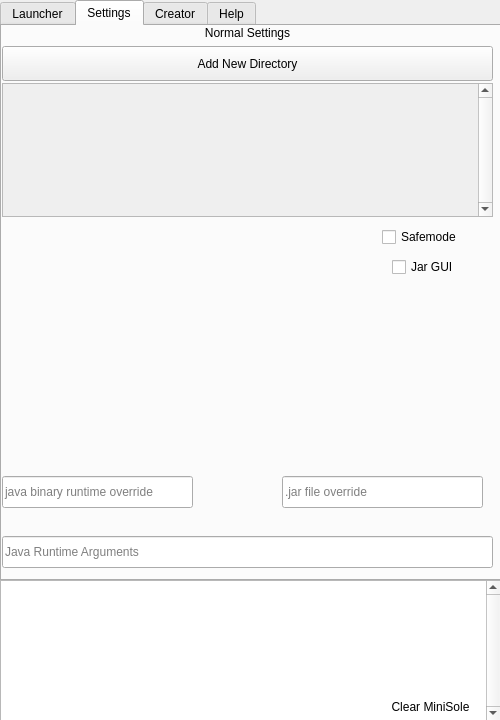
Before: the Qt Designer form Internals/Super Internals/JavierUI.ui in Neeko-iko/JavierLauncher, drawn with Qt 5.
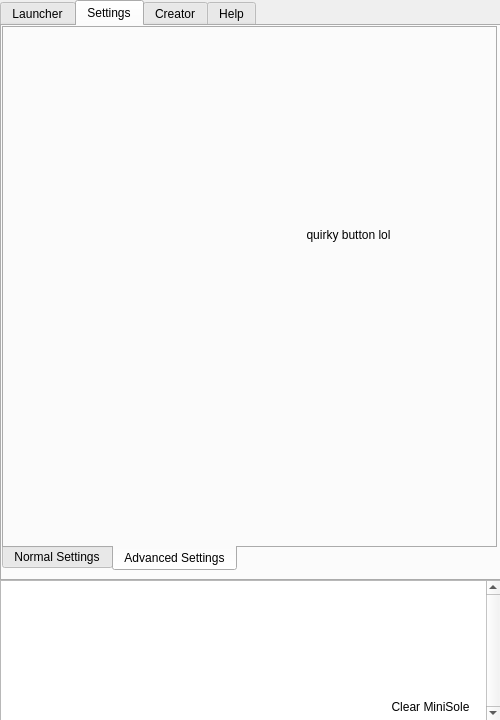
After: the same form once the commit is applied. The open tabs and pages were chosen to show the change.

Diff of the .ui file:
```diff
--- a/Internals/Super Internals/JavierUI.ui
+++ b/Internals/Super Internals/JavierUI.ui
@@ -291,7 +291,7 @@
      <attribute name="toolTip">
       <string>The Settings Page</string>
      </attribute>
-     <widget class="QStackedWidget" name="stackedWidget">
+     <widget class="QTabWidget" name="tabWidget">
       <property name="geometry">
        <rect>
         <x>0</x>
@@ -306,19 +306,19 @@
       <property name="autoFillBackground">
        <bool>false</bool>
       </property>
-      <property name="frameShape">
-       <enum>QFrame::NoFrame</enum>
-      </property>
-      <property name="frameShadow">
-       <enum>QFrame::Plain</enum>
-      </property>
-      <property name="lineWidth">
-       <number>0</number>
+      <property name="tabPosition">
+       <enum>QTabWidget::South</enum>
       </property>
       <property name="currentIndex">
        <number>0</number>
       </property>
-      <widget class="QWidget" name="page">
+      <property name="tabBarAutoHide">
+       <bool>true</bool>
+      </property>
+      <widget class="QWidget" name="normSettings" native="true">
+       <attribute name="title">
+        <string>Normal Settings</string>
+       </attribute>
        <widget class="QWidget" name="verticalLayoutWidget">
         <property name="geometry">
          <rect>
@@ -467,7 +467,7 @@
         <property name="geometry">
          <rect>
           <x>0</x>
-          <y>510</y>
+          <y>470</y>
           <width>491</width>
           <height>32</height>
          </rect>
@@ -492,7 +492,7 @@
         <property name="geometry">
          <rect>
           <x>0</x>
-          <y>450</y>
+          <y>430</y>
           <width>191</width>
           <height>32</height>
          </rect>
@@ -510,8 +510,8 @@
        <widget class="QLineEdit" name="jarFileOver">
         <property name="geometry">
          <rect>
-          <x>280</x>
-          <y>450</y>
+          <x>290</x>
+          <y>430</y>
           <width>201</width>
           <height>32</height>
          </rect>
@@ -530,7 +530,33 @@
         </property>
        </widget>
       </widget>
-      <widget class="QWidget" name="page_2"/>
+      <widget class="QWidget" name="advancedSettings" native="true">
+       <attribute name="title">
+        <string>Advanced Settings</string>
+       </attribute>
+       <widget class="QPushButton" name="pushButton">
+        <property name="geometry">
+         <rect>
+          <x>260</x>
+          <y>190</y>
+          <width>169</width>
+          <height>34</height>
+         </rect>
+        </property>
+        <property name="minimumSize">
+         <size>
+          <width>169</width>
+          <height>0</height>
+         </size>
+        </property>
+        <property name="text">
+         <string>quirky button lol</string>
+        </property>
+        <property name="flat">
+         <bool>true</bool>
+        </property>
+       </widget>
+      </widget>
      </widget>
     </widget>
     <widget class="QWidget" name="tab_2">
```
Left out of the diff: 2 changed lines with no effect on the pictures.
